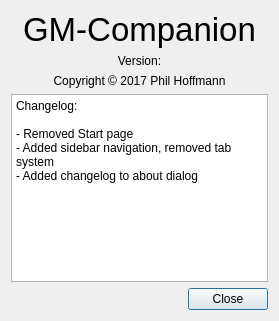
Qt form dialogs/aboutdialog.ui (PhilInTheGaps/GM-Companion) before a commit.
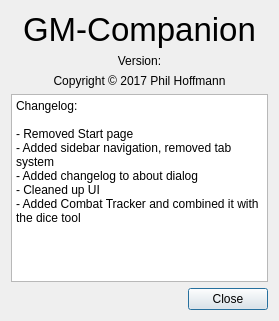
The same form after that commit.

What changed in the file:
```diff
--- a/dialogs/aboutdialog.ui
+++ b/dialogs/aboutdialog.ui
@@ -58,7 +58,9 @@
 
 - Removed Start page
 - Added sidebar navigation, removed tab system
-- Added changelog to about dialog</string>
+- Added changelog to about dialog
+- Cleaned up UI
+- Added Combat Tracker and combined it with the dice tool</string>
      </property>
     </widget>
    </item>
```
